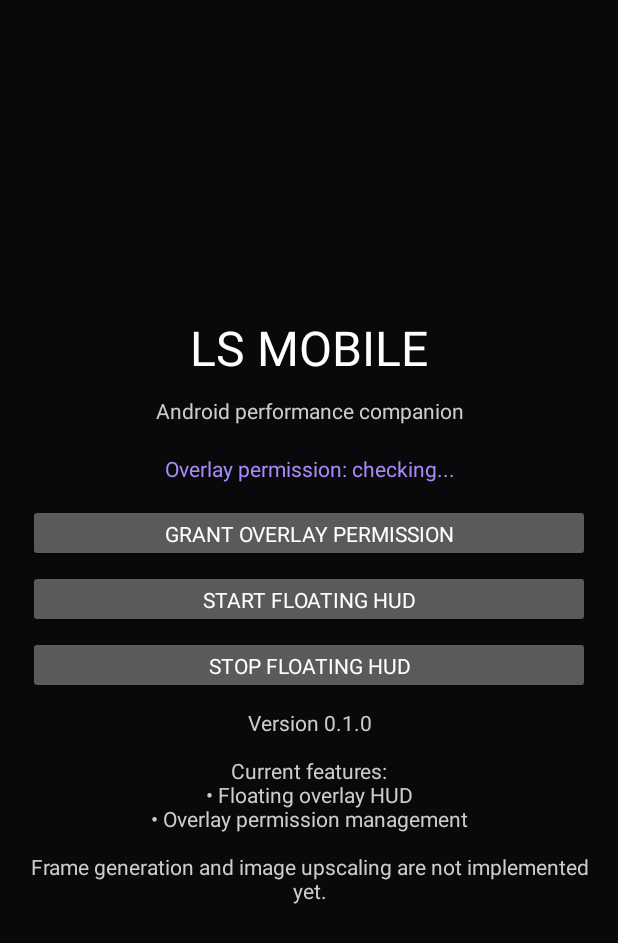
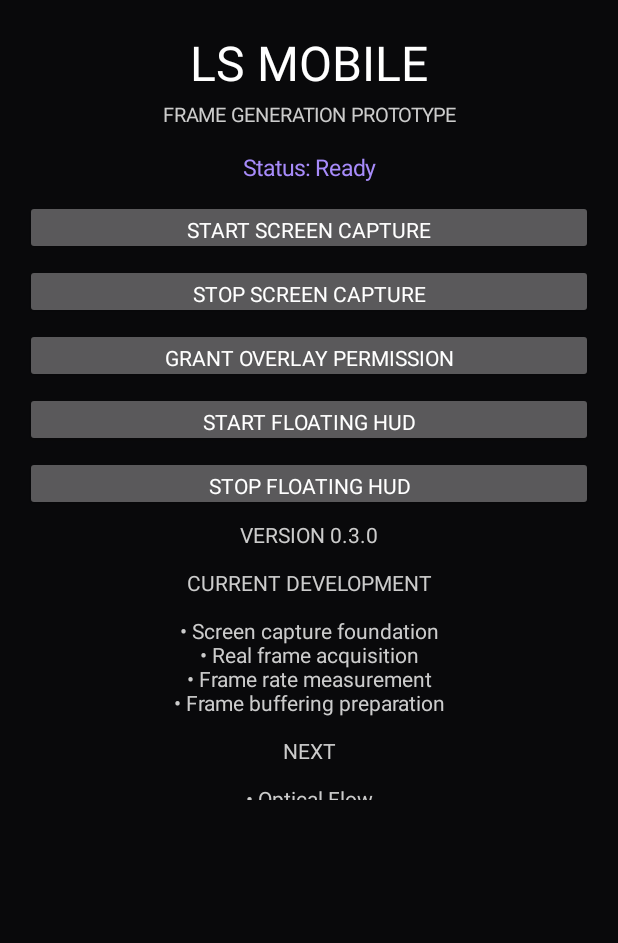
Before and after one commit to Dragzxc/LSmobile, an Android app: the screen it shows after launch (MainActivity), on a phone screen of 412 x 824 dp. Shown: the top 943 px of the screen. Run offline under Robolectric (Android 15) with nearby library versions, the phone set to English and light mode, and no system bars.

Commit message:
Add MediaProjection frame capture foundation

```diff
--- a/app/build.gradle.kts
+++ b/app/build.gradle.kts
@@ -20,7 +20,7 @@ android {
         applicationId = "com.dragzxc.lsmobile"
         minSdk = 26
         targetSdk = 35
-        versionCode = 1
-        versionName = "0.1.0"
+        versionCode = 3
+        versionName = "0.3.0"
     }
 }
--- a/app/src/main/AndroidManifest.xml
+++ b/app/src/main/AndroidManifest.xml
@@ -1,6 +1,8 @@
 <manifest xmlns:android="http://schemas.android.com/apk/res/android">
 
     <uses-permission android:name="android.permission.SYSTEM_ALERT_WINDOW" />
+    <uses-permission android:name="android.permission.FOREGROUND_SERVICE" />
+    <uses-permission android:name="android.permission.FOREGROUND_SERVICE_MEDIA_PROJECTION" />
 
     <application
         android:allowBackup="true"
--- a/app/src/main/java/com/dragzxc/lsmobile/MainActivity.kt
+++ b/app/src/main/java/com/dragzxc/lsmobile/MainActivity.kt
@@ -2,20 +2,21 @@ package com.dragzxc.lsmobile
 
 import android.app.Activity
 import android.content.Intent
-import android.net.Uri
+import android.media.projection.MediaProjectionManager
 import android.os.Bundle
 import android.provider.Settings
+import android.net.Uri
 import android.graphics.Color
 import android.view.Gravity
-import android.view.ViewGroup
 import android.widget.Button
 import android.widget.LinearLayout
+import android.widget.ScrollView
 import android.widget.TextView
 
 class MainActivity : Activity() {
 
-    private val backgroundColor = Color.rgb(9, 9, 11)
-    private val accent = Color.rgb(167, 139, 250)
+    private lateinit var status: TextView
+    private val requestCapture = 7001
 
     override fun onCreate(savedInstanceState: Bundle?) {
         super.onCreate(savedInstanceState)
@@ -23,81 +24,131 @@ class MainActivity : Activity() {
         val layout = LinearLayout(this).apply {
             orientation = LinearLayout.VERTICAL
             gravity = Gravity.CENTER
-            setPadding(28, 32, 28, 32)
-            setBackgroundColor(backgroundColor)
+            setPadding(25, 30, 25, 30)
+            setBackgroundColor(Color.rgb(9, 9, 11))
         }
 
-        fun label(text: String, size: Float, color: Int): TextView {
-            return TextView(this).apply {
+        fun label(text: String, size: Float, color: Int) =
+            TextView(this).apply {
                 this.text = text
                 textSize = size
                 setTextColor(color)
                 gravity = Gravity.CENTER
             }
+
+        fun button(text: String, action: () -> Unit) {
+            layout.addView(Button(this).apply {
+                this.text = text
+                setOnClickListener { action() }
+            }, LinearLayout.LayoutParams(-1, 55).apply {
+                bottomMargin = 9
+            })
         }
 
-        val title = label("LS MOBILE", 32f, Color.WHITE)
-        val subtitle = label("Android performance companion", 14f, Color.LTGRAY)
-        val status = label("Overlay permission: checking...", 14f, accent)
+        layout.addView(
+            label("LS MOBILE", 32f, Color.WHITE),
+            LinearLayout.LayoutParams(-1, 65)
+        )
 
-        val permissionButton = Button(this).apply {
-            text = "Grant overlay permission"
-            setOnClickListener {
-                startActivity(
-                    Intent(
-                        Settings.ACTION_MANAGE_OVERLAY_PERMISSION,
-                        Uri.parse("package:$packageName")
-                    )
+        layout.addView(
+            label("FRAME GENERATION PROTOTYPE", 13f, Color.LTGRAY),
+            LinearLayout.LayoutParams(-1, 40)
+        )
+
+        status = label("Status: Ready", 15f, Color.rgb(167, 139, 250))
+        layout.addView(status, LinearLayout.LayoutParams(-1, 65))
+
+        button("Start screen capture") {
+            val manager = getSystemService(MEDIA_PROJECTION_SERVICE)
+                    as MediaProjectionManager
+            startActivityForResult(
+                manager.createScreenCaptureIntent(),
+                requestCapture
+            )
+        }
+
+        button("Stop screen capture") {
+            stopService(Intent(this, CaptureService::class.java))
+            status.text = "Status: Capture stopped"
+        }
+
+        button("Grant overlay permission") {
+            startActivity(
+                Intent(
+                    Settings.ACTION_MANAGE_OVERLAY_PERMISSION,
+                    Uri.parse("package:$packageName")
                 )
+            )
+        }
+
+        button("Start floating HUD") {
+            if (Settings.canDrawOverlays(this)) {
+                startService(Intent(this, OverlayService::class.java))
+            } else {
+                status.text = "Grant overlay permission first"
             }
         }
 
-        val startButton = Button(this).apply {
-            text = "Start floating HUD"
-            setOnClickListener {
-                if (Settings.canDrawOverlays(this@MainActivity)) {
-                    startService(Intent(this@MainActivity, OverlayService::class.java))
+        button("Stop floating HUD") {
+            stopService(Intent(this, OverlayService::class.java))
+        }
+
+        layout.addView(
+            label(
+                """
+                VERSION 0.3.0
+
+                CURRENT DEVELOPMENT
+
+                • Screen capture foundation
+                • Real frame acquisition
+                • Frame rate measurement
+                • Frame buffering preparation
+
+                NEXT
+
+                • Optical Flow
+                • Motion interpolation
+                • Frame Generation x2
+
+                Generated frames are not implemented yet.
+                """.trimIndent(),
+                14f,
+                Color.LTGRAY
+            ),
+            LinearLayout.LayoutParams(-1, 280)
+        )
+
+        setContentView(ScrollView(this).apply {
+            addView(layout)
+        })
+    }
+
+    @Deprecated("Activity result API compatibility")
+    override fun onActivityResult(
+        requestCode: Int,
+        resultCode: Int,
+        data: Intent?
+    ) {
+        super.onActivityResult(requestCode, resultCode, data)
+
+        if (requestCode == requestCapture) {
+            if (resultCode == RESULT_OK && data != null) {
+                val intent = Intent(this, CaptureService::class.java).apply {
+                    putExtra(CaptureService.EXTRA_RESULT_CODE, resultCode)
+                    putExtra(CaptureService.EXTRA_DATA, data)
+                }
+
+                if (android.os.Build.VERSION.SDK_INT >= 26) {
+                    startForegroundService(intent)
                 } else {
-                    status.text = "Please grant overlay permission first."
+                    startService(intent)
                 }
+
+                status.text = "Status: Starting capture..."
+            } else {
+                status.text = "Status: Capture permission denied"
             }
         }
-
-        val stopButton = Button(this).apply {
-            text = "Stop floating HUD"
-            setOnClickListener {
-                stopService(Intent(this@MainActivity, OverlayService::class.java))
-            }
-        }
-
-        val info = label(
-            "Version 0.1.0\n\n" +
-            "Current features:\n" +
-            "• Floating overlay HUD\n" +
-            "• Overlay permission management\n\n" +
-            "Frame generation and image upscaling are not implemented yet.",
-            14f,
-            Color.LTGRAY
-        )
-
-        layout.addView(title, params(LinearLayout.LayoutParams.MATCH_PARENT, 65))
-        layout.addView(subtitle, params(LinearLayout.LayoutParams.MATCH_PARENT, 45))
-        layout.addView(status, params(LinearLayout.LayoutParams.MATCH_PARENT, 55))
-        layout.addView(permissionButton, params(LinearLayout.LayoutParams.MATCH_PARENT, 58))
-        layout.addView(startButton, params(LinearLayout.LayoutParams.MATCH_PARENT, 58))
-        layout.addView(stopButton, params(LinearLayout.LayoutParams.MATCH_PARENT, 58))
-        layout.addView(info, params(LinearLayout.LayoutParams.MATCH_PARENT, 210))
-
-        setContentView(layout)
     }
-
-    override fun onResume() {
-        super.onResume()
-        // Permission status is checked when the screen is displayed.
-    }
-
-    private fun params(width: Int, height: Int) =
-        LinearLayout.LayoutParams(width, height).apply {
-            bottomMargin = 8
-        }
 }
```
Also changed, not shown: app/src/main/java/com/dragzxc/lsmobile/CaptureService.kt (added, +215 -0 lines).
